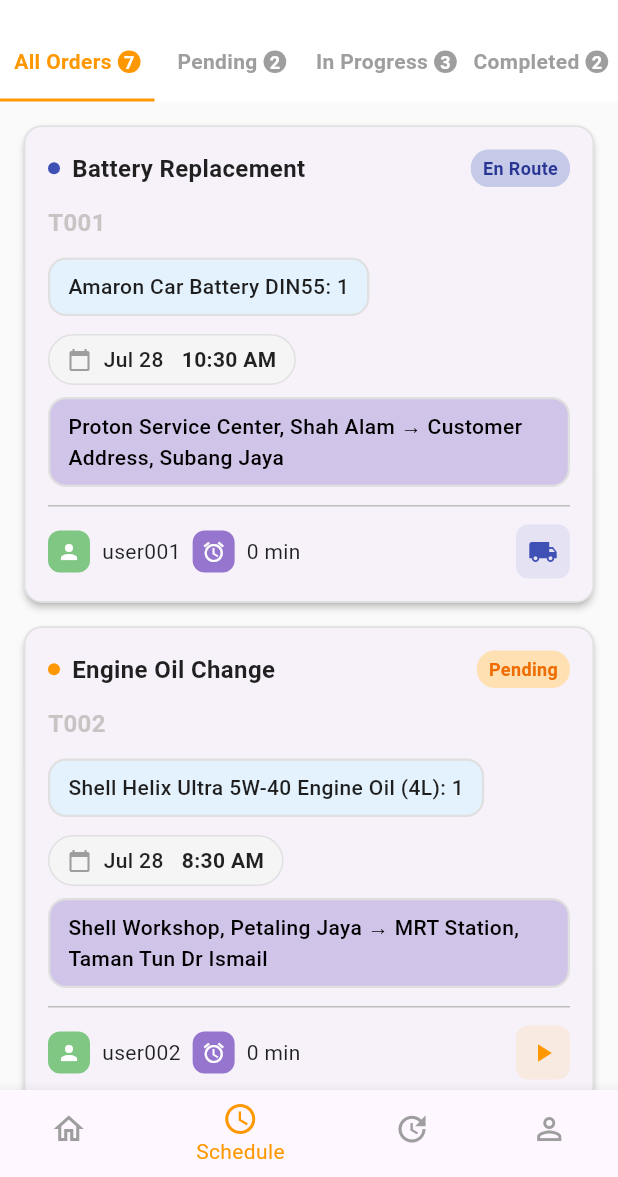
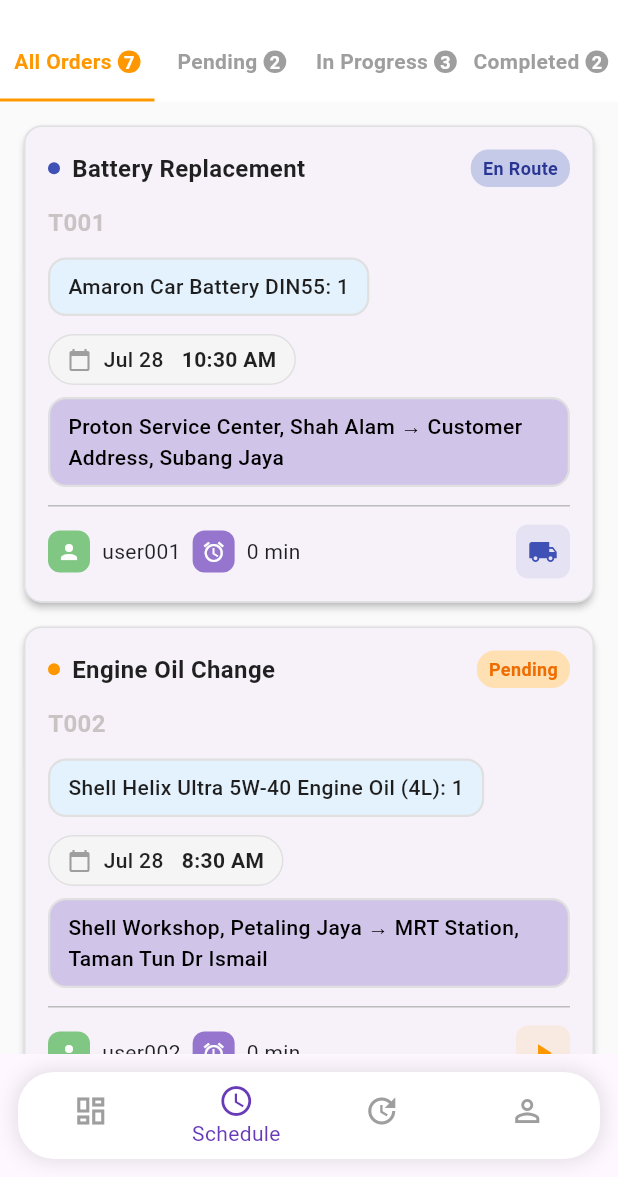
Before and after one commit to Jlya1212/fluttter_project, a Flutter app: the MainTabController screen opened by its route, item 2 of the bottom bar chosen, on a phone screen of 412 x 824 dp, the part 59-1236 px from its top. Run offline on Flutter 3.47's test engine with Material 3 defaults, Android fonts, the phone set to English and light mode, and no system bars; accounts and stored records are empty.

Commit message:
update main tab

```diff
--- a/lib/Common/MainTabController.dart
+++ b/lib/Common/MainTabController.dart
@@ -65,7 +65,7 @@ class _MainTabControllerState extends State<MainTabController> {
               tabName: 'home',
               rootPage: HomePage(
                 jumpToSchedulePressed: () => switchToTab(1),
-                jumpToUpdatesPressed: () => switchToTab(2), // Add this
+                jumpToUpdatesPressed: () => switchToTab(2),
               ),
             ),
             TabNavigator(
@@ -85,29 +85,58 @@ class _MainTabControllerState extends State<MainTabController> {
             ),
           ],
         ),
-        bottomNavigationBar: BottomNavigationBar(
+        bottomNavigationBar: Container(
+          margin: const EdgeInsets.all(12.0), // Margin to create the floating effect
+          decoration: BoxDecoration(
+            color: Colors.white,
+            borderRadius: BorderRadius.circular(24), // Rounded corners
+            boxShadow: [
+              BoxShadow(
+                color: Colors.black.withOpacity(0.1),
+                blurRadius: 10,
+                spreadRadius: 2,
+              ),
+            ],
+          ),
+          child: ClipRRect(
+            borderRadius: BorderRadius.circular(24),
+            child: BottomNavigationBar(
               currentIndex: _currentIndex,
-          selectedItemColor: Colors.orange,
-          unselectedItemColor: Colors.grey,
               onTap: switchToTab,
+              backgroundColor: Colors.transparent, // Important for container color to show
+              elevation: 0, // Remove default shadow
+              type: BottomNavigationBarType.fixed, // Keep items evenly spaced
+
+              selectedItemColor: Colors.deepPurple, // Color for the selected icon and label
+              unselectedItemColor: Colors.grey.shade500, // Color for unselected icons
+
+              showSelectedLabels: true, // Show label only for the active tab
+              showUnselectedLabels: false,
+
               items: const [
                 BottomNavigationBarItem(
-              icon: Icon(Icons.home_outlined),
-              label: 'Home',
+                  icon: Icon(Icons.dashboard_outlined),
+                  activeIcon: Icon(Icons.dashboard), // Filled icon when active
+                  label: 'Dashboard',
                 ),
                 BottomNavigationBarItem(
-              icon: Icon(Icons.schedule),
+                  icon: Icon(Icons.schedule_outlined),
+                  activeIcon: Icon(Icons.schedule), // Filled icon when active
                   label: 'Schedule',
                 ),
                 BottomNavigationBarItem(
-              icon: Icon(Icons.update),
-              label: 'Status Update',
+                  icon: Icon(Icons.update_outlined),
+                  activeIcon: Icon(Icons.update), // Filled icon when active
+                  label: 'Updates',
                 ),
                 BottomNavigationBarItem(
                   icon: Icon(Icons.person_outline),
+                  activeIcon: Icon(Icons.person), // Filled icon when active
                   label: 'Profile',
                 ),
               ],
+            ),
+          ),
         ),
       ),
     );
```
Lines whose indentation alone changed are shown as unchanged.
